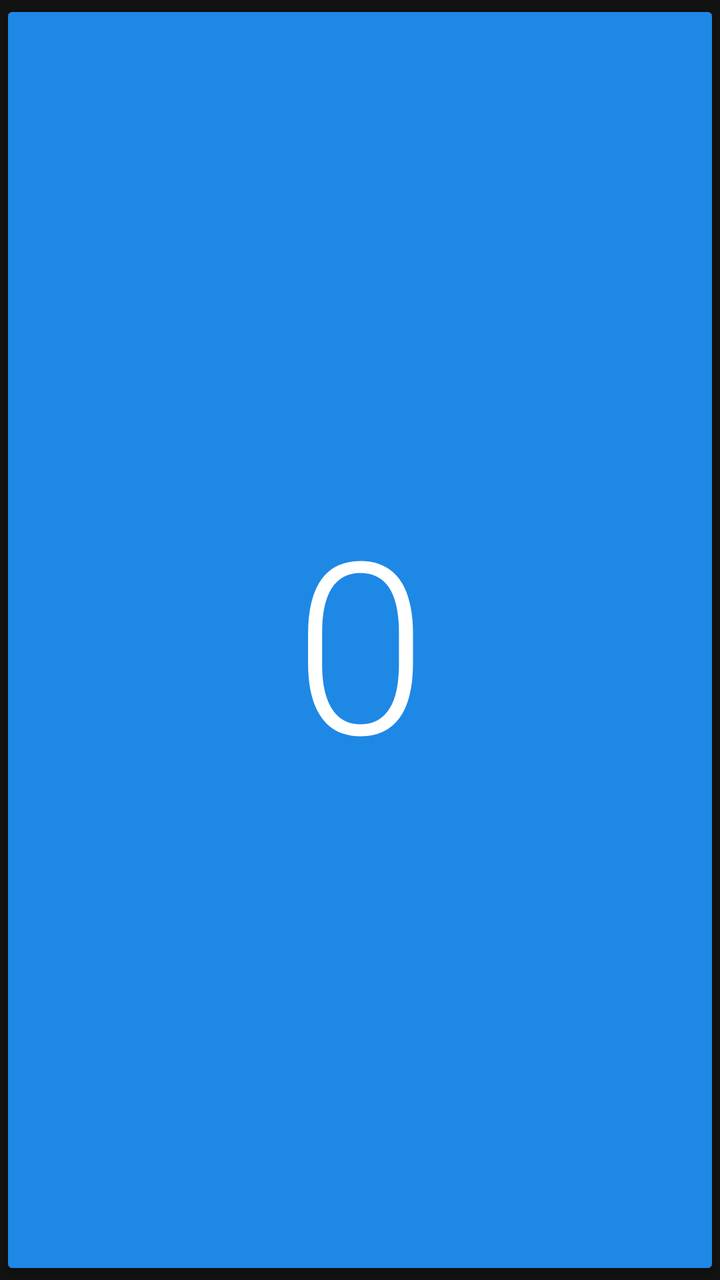
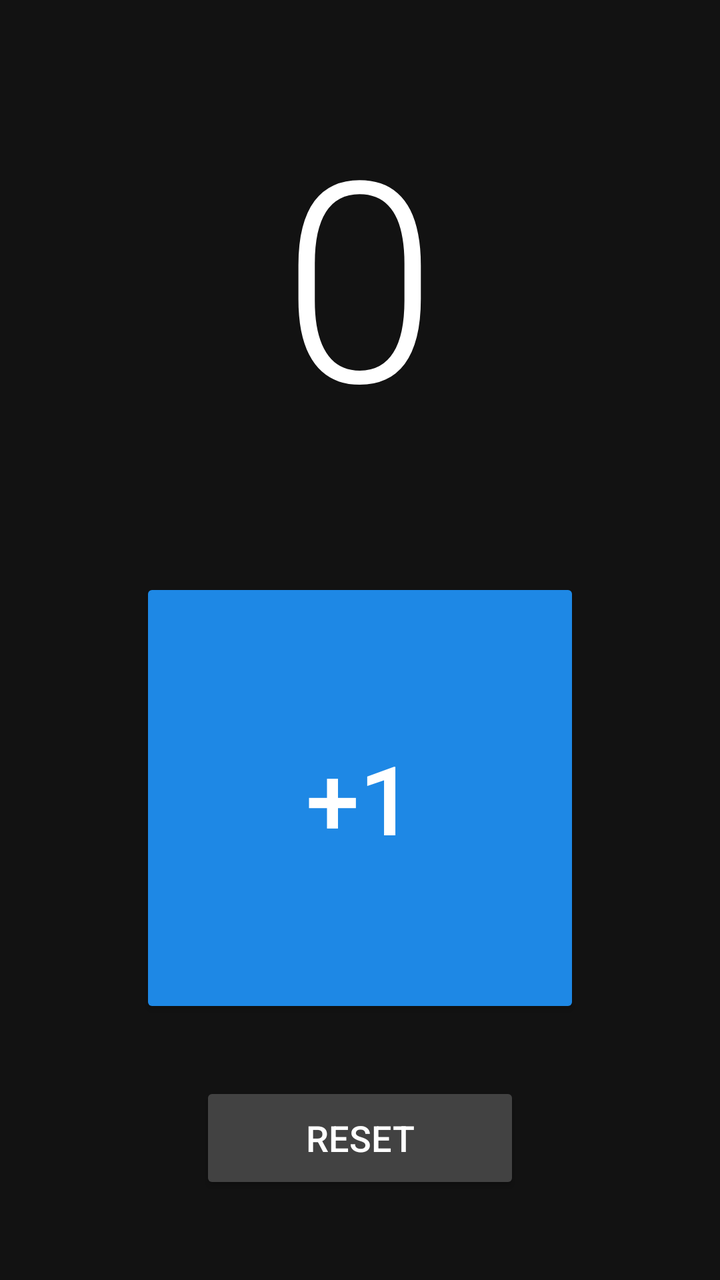

Compare the two renders of this Android layout. The source of the first and the diff that turns it into the second are given below.
<!-- AndroidManifest.xml: application theme android:Theme.Material.NoActionBar -->
<!-- res/layout/activity_main.xml -->
<?xml version="1.0" encoding="utf-8"?>
<FrameLayout xmlns:android="http://schemas.android.com/apk/res/android"
    android:layout_width="match_parent"
    android:layout_height="match_parent"
    android:background="#121212">

    <Button
        android:id="@+id/counterButton"
        android:layout_width="match_parent"
        android:layout_height="match_parent"
        android:text="0"
        android:textSize="120sp"
        android:textColor="#FFFFFF"
        android:backgroundTint="#1E88E5"
        android:fontFamily="sans-serif-light"
        android:gravity="center" />

</FrameLayout>
<!-- resources referenced by this layout -->
<resources>

</resources>

<!-- the commit's change to res/layout/activity_main.xml (unified diff, before → after) -->
@@ -1,18 +1,49 @@
 <?xml version="1.0" encoding="utf-8"?>
 <FrameLayout xmlns:android="http://schemas.android.com/apk/res/android"
+    android:id="@+id/rootLayout"
     android:layout_width="match_parent"
     android:layout_height="match_parent"
     android:background="#121212">
 
-    <Button
-        android:id="@+id/counterButton"
+    <LinearLayout
         android:layout_width="match_parent"
         android:layout_height="match_parent"
-        android:text="0"
-        android:textSize="120sp"
-        android:textColor="#FFFFFF"
-        android:backgroundTint="#1E88E5"
-        android:fontFamily="sans-serif-light"
-        android:gravity="center" />
+        android:orientation="vertical"
+        android:gravity="center"
+        android:padding="32dp">
+
+        <TextView
+            android:id="@+id/counterText"
+            android:layout_width="wrap_content"
+            android:layout_height="wrap_content"
+            android:text="0"
+            android:textSize="140sp"
+            android:textColor="#FFFFFF"
+            android:fontFamily="sans-serif-light"
+            android:layout_marginBottom="60dp" />
+
+        <Button
+            android:id="@+id/counterButton"
+            android:layout_width="220dp"
+            android:layout_height="220dp"
+            android:text="+1"
+            android:textSize="48sp"
+            android:textColor="#FFFFFF"
+            android:backgroundTint="#1E88E5"
+            android:fontFamily="sans-serif-medium"
+            android:layout_marginBottom="32dp" />
+
+        <Button
+            android:id="@+id/resetButton"
+            android:layout_width="160dp"
+            android:layout_height="56dp"
+            android:text="RESET"
+            android:textSize="18sp"
+            android:textColor="#FFFFFF"
+            android:backgroundTint="#424242"
+            android:fontFamily="sans-serif-medium" />
+
+    </LinearLayout>
+
 
 </FrameLayout>
